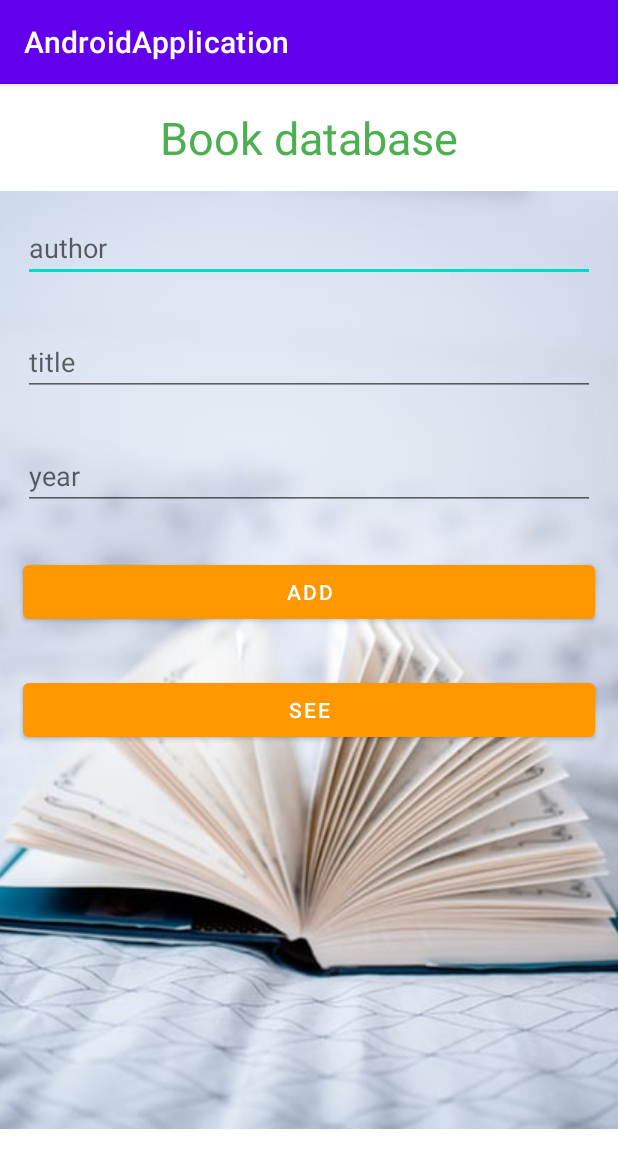
After one commit to Mikhail-Kh/android-project, an Android app: the MainDatabaseActivity screen opened directly, with no data from a screen before it, on a phone screen of 412 x 824 dp. The commit adds this screen. Shown: the top 1168 px of the screen. Run offline under Robolectric (Android 15) with nearby library versions, the phone set to English and light mode, and no system bars; our stand-ins replace Room's generated code.

Commit message:
Create an application using a database.

```diff
--- a/app/src/main/AndroidManifest.xml
+++ b/app/src/main/AndroidManifest.xml
@@ -11,7 +11,9 @@
         android:roundIcon="@mipmap/ic_launcher_round"
         android:supportsRtl="true"
         android:theme="@style/AppTheme">
-        <activity android:name=".user_registration.MainRegistrationActivity"></activity>
+        <activity android:name=".book_database.ShowBookActivity"></activity>
+        <activity android:name=".book_database.MainDatabaseActivity" />
+        <activity android:name=".user_registration.MainRegistrationActivity" />
         <activity android:name=".user_registration.WelcomeActivity" />
         <activity android:name=".coffee_day.MainCoffeeActivity" />
         <activity android:name=".mothers_day.MainCongratulationActivity" />
--- /dev/null
+++ b/app/src/main/java/by/khryshchanovich/androidapplication/book_database/MainDatabaseActivity.kt
@@ -0,0 +1,52 @@
+package by.khryshchanovich.androidapplication.book_database
+
+import android.content.Intent
+import androidx.appcompat.app.AppCompatActivity
+import android.os.Bundle
+import android.widget.Button
+import android.widget.Toast
+import by.khryshchanovich.androidapplication.R
+import by.khryshchanovich.androidapplication.book_database.dao.BookDao
+import by.khryshchanovich.androidapplication.book_database.database.db
+import by.khryshchanovich.androidapplication.book_database.entity.Book
+import by.khryshchanovich.androidapplication.book_database.utils.launchIo
+import kotlinx.android.synthetic.main.activity_main_database.*
+
+class MainDatabaseActivity : AppCompatActivity() {
+    override fun onCreate(savedInstanceState: Bundle?) {
+        super.onCreate(savedInstanceState)
+        setContentView(R.layout.activity_main_database)
+
+        val db: BookDao = db.getDb(this).bookDao()
+
+        val addBookButton = findViewById<Button>(R.id.add_book_button)
+        addBookButton.setOnClickListener {
+            if ((author_edit_text.text.toString() == "")
+                or (title_edit_text.text.toString() == "")
+                or (year_edit_text.text.toString() == "")
+            ) {
+                Toast.makeText(this, "Enter author, title and year!", Toast.LENGTH_SHORT)
+                    .show()
+                return@setOnClickListener
+            }
+            val author = author_edit_text.text.toString()
+            val title = title_edit_text.text.toString()
+            val year = year_edit_text.text.toString().toInt()
+            val book = Book(author, title, year)
+
+            launchIo {
+                db.addBook(book)
+            }
+            Toast.makeText(this, "A book added", Toast.LENGTH_SHORT).show()
+            author_edit_text.text.clear()
+            title_edit_text.text.clear()
+            year_edit_text.text.clear()
+        }
+
+        val seeBookButton = findViewById<Button>(R.id.see_book_button)
+        seeBookButton.setOnClickListener {
+
+            startActivity(Intent(this, ShowBookActivity::class.java))
+        }
+    }
+}
--- /dev/null
+++ b/app/src/main/java/by/khryshchanovich/androidapplication/book_database/dao/BookDao.kt
@@ -0,0 +1,16 @@
+package by.khryshchanovich.androidapplication.book_database.dao
+
+import androidx.room.Dao
+import androidx.room.Insert
+import androidx.room.Query
+import by.khryshchanovich.androidapplication.book_database.entity.Book
+
+@Dao
+interface BookDao {
+
+    @Insert
+    suspend fun addBook(book: Book)
+
+    @Query("SELECT * FROM books_table")
+    suspend fun getAllBooks(): List<Book>
+}
--- /dev/null
+++ b/app/src/main/java/by/khryshchanovich/androidapplication/book_database/database/BookDb.kt
@@ -0,0 +1,18 @@
+package by.khryshchanovich.androidapplication.book_database.database
+
+import android.content.Context
+import androidx.room.Database
+import androidx.room.Room
+import androidx.room.RoomDatabase
+import by.khryshchanovich.androidapplication.book_database.dao.BookDao
+import by.khryshchanovich.androidapplication.book_database.entity.Book
+
+@Database(entities = [Book::class], version = 1)
+abstract class BookDb : RoomDatabase() {
+
+    abstract fun bookDao(): BookDao
+}
+
+object db {
+    fun getDb(ctx: Context) = Room.databaseBuilder(ctx, BookDb::class.java, "BookDataBase").build()
+}
--- /dev/null
+++ b/app/src/main/res/drawable/search_picture.xml
@@ -0,0 +1,5 @@
+<vector android:height="24dp" android:tint="#354399"
+    android:viewportHeight="24" android:viewportWidth="24"
+    android:width="24dp" xmlns:android="http://schemas.android.com/apk/res/android">
+    <path android:fillColor="@android:color/white" android:pathData="M15.5,14h-0.79l-0.28,-0.27C15.41,12.59 16,11.11 16,9.5 16,5.91 13.09,3 9.5,3S3,5.91 3,9.5 5.91,16 9.5,16c1.61,0 3.09,-0.59 4.23,-1.57l0.27,0.28v0.79l5,4.99L20.49,19l-4.99,-5zM9.5,14C7.01,14 5,11.99 5,9.5S7.01,5 9.5,5 14,7.01 14,9.5 11.99,14 9.5,14z"/>
+</vector>
--- /dev/null
+++ b/app/src/main/res/layout/activity_main_database.xml
@@ -0,0 +1,70 @@
+<?xml version="1.0" encoding="utf-8"?>
+<androidx.constraintlayout.widget.ConstraintLayout xmlns:android="http://schemas.android.com/apk/res/android"
+    xmlns:app="http://schemas.android.com/apk/res-auto"
+    xmlns:tools="http://schemas.android.com/tools"
+    android:layout_width="match_parent"
+    android:layout_height="match_parent"
+    tools:context=".book_database.MainDatabaseActivity">
+
+    <ImageView
+        android:id="@+id/image_view"
+        android:layout_width="match_parent"
+        android:layout_height="match_parent"
+        android:contentDescription="@string/book_picture_image_view"
+        android:scaleType="center"
+        android:src="@drawable/book_picture" />
+
+    <LinearLayout
+        android:layout_width="match_parent"
+        android:layout_height="match_parent"
+        android:orientation="vertical">
+
+        <TextView
+            android:id="@+id/book_title_text_view"
+            android:layout_width="match_parent"
+            android:layout_height="wrap_content"
+            android:layout_margin="15dp"
+            android:gravity="center"
+            android:text="@string/book_database_text_view"
+            android:textColor="#4CAF50"
+            android:textSize="30sp" />
+
+        <EditText
+            android:id="@+id/author_edit_text"
+            android:layout_width="match_parent"
+            android:layout_height="wrap_content"
+            android:layout_margin="15dp"
+            android:hint="@string/author_edit_text" />
+
+        <EditText
+            android:id="@+id/title_edit_text"
+            android:layout_width="match_parent"
+            android:layout_height="wrap_content"
+            android:layout_margin="15dp"
+            android:hint="@string/title_edit_text" />
+
+        <EditText
+            android:id="@+id/year_edit_text"
+            android:layout_width="match_parent"
+            android:layout_height="wrap_content"
+            android:layout_margin="15dp"
+            android:hint="@string/year_edit_text" />
+
+        <Button
+            android:id="@+id/add_book_button"
+            android:layout_width="match_parent"
+            android:layout_height="wrap_content"
+            android:layout_margin="15dp"
+            android:text="@string/add_button"
+            app:backgroundTint="#FF9800" />
+
+        <Button
+            android:id="@+id/see_book_button"
+            android:layout_width="match_parent"
+            android:layout_height="wrap_content"
+            android:layout_margin="15dp"
+            android:text="@string/see_button"
+            app:backgroundTint="#FF9800" />
+
+    </LinearLayout>
+</androidx.constraintlayout.widget.ConstraintLayout>
--- a/app/src/main/res/values/strings.xml
+++ b/app/src/main/res/values/strings.xml
@@ -52,4 +52,16 @@
     <string name="error">Error</string>
     <string name="password_is_8_characters">Password must not be less than 8 characters</string>
     <string name="you_are_registered">You are registered</string>
+    <string name="book_database">Book database</string>
+    <string name="book_database_text_view">Book database</string>
+    <string name="add_button">Add</string>
+    <string name="see_button">See</string>
+    <string name="book_picture_image_view">Book picture</string>
+    <string name="author_edit_text">author</string>
+    <string name="title_edit_text">title</string>
+    <string name="year_edit_text">year</string>
+    <string name="author_text_view">Author</string>
+    <string name="title_text_view">Title</string>
+    <string name="year_text_view">Year</string>
+    <string name="search_edit_text">search</string>
 </resources>
```
Also changed, not shown: app/build.gradle (+10 -0 lines), app/src/main/java/by/khryshchanovich/androidapplication/MainActivity.kt (+7 -0 lines), app/src/main/java/by/khryshchanovich/androidapplication/book_database/BookAdapter.kt (added, +29 -0 lines), app/src/main/java/by/khryshchanovich/androidapplication/book_database/ShowBookActivity.kt (added, +45 -0 lines), app/src/main/java/by/khryshchanovich/androidapplication/book_database/entity/Book.kt (added, +18 -0 lines), app/src/main/java/by/khryshchanovich/androidapplication/book_database/utils/Utils.kt (added, +21 -0 lines), app/src/main/res/layout/activity_main.xml (+16 -0 lines), app/src/main/res/layout/activity_show_book.xml (added, +32 -0 lines), app/src/main/res/layout/item_book.xml (added, +49 -0 lines), app/src/main/res/drawable/book_picture.jpg (added), app/src/main/res/drawable/book_picture2.jpg (added).
